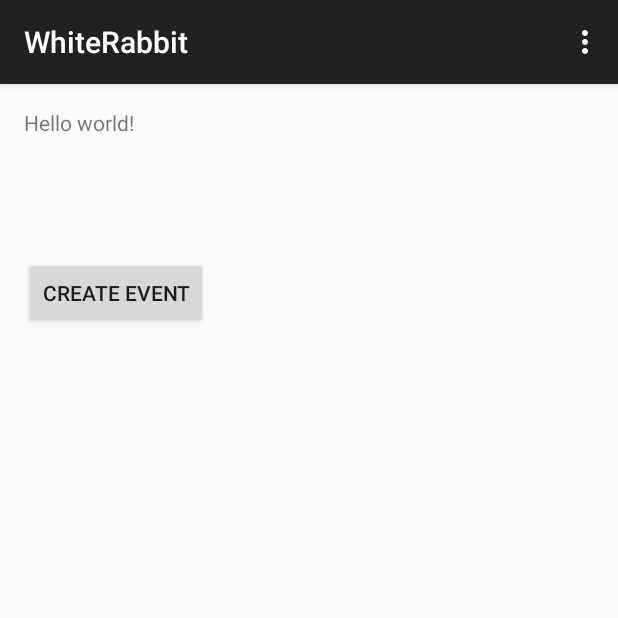
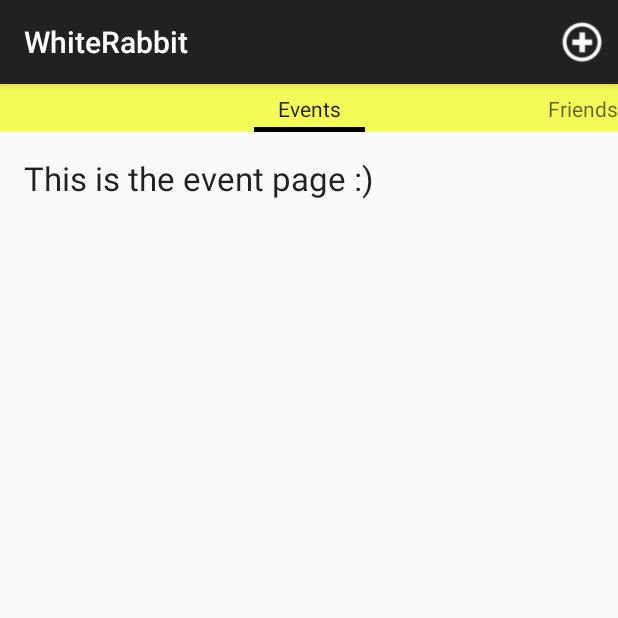
Before and after one commit to jak060/WhiteRabbit, an Android app: the screen it shows after launch (MainActivity), on a phone screen of 412 x 824 dp, the top half of it. Run offline under Robolectric (Android 15) with nearby library versions, the light colour scheme and no system bars.

Commit message:
Finished with swipe views and plus button on the top right corner to create events (v0.2)

```diff
--- a/app/src/main/AndroidManifest.xml
+++ b/app/src/main/AndroidManifest.xml
@@ -37,7 +37,7 @@
         </activity>
 
         <activity
-            android:name=".CreateEvent"
+            android:name=".CreateEventActivity"
             android:label="@string/app_name" >
             <intent-filter>
                 <action android:name="com.example.whiterabbit.CREATE_EVENT" />
@@ -47,7 +47,7 @@
         </activity>
 
         <activity
-            android:name=".ActivityMap"
+            android:name=".MapActivity"
             android:label="@string/app_name" >
             <intent-filter>
                 <action android:name="com.example.whiterabbit.ACTIVITY_MAP" />
--- /dev/null
+++ b/app/src/main/java/com/example/whiterabbit/ContactListFragment.java
@@ -0,0 +1,42 @@
+package com.example.whiterabbit;
+
+
+import android.content.Intent;
+import android.os.Bundle;
+import android.support.v4.app.Fragment;
+import android.view.LayoutInflater;
+import android.view.View;
+import android.view.ViewGroup;
+import android.widget.Button;
+
+public class ContactListFragment extends Fragment {
+    private String title;
+    private int pageNum;
+
+    public static ContactListFragment newInstance(String title, int pageNum) {
+
+        ContactListFragment contactListFragment = new ContactListFragment();
+
+        Bundle bundle = new Bundle();
+        bundle.putInt("pageNumber", pageNum);
+        bundle.putString("pageTitle", title);
+
+        contactListFragment.setArguments(bundle);
+        return contactListFragment;
+    }
+
+    @Override
+    public void onCreate(Bundle savedInstanceState) {
+        super.onCreate(savedInstanceState);
+        pageNum = getArguments().getInt("pageNumber", 1);
+        title = getArguments().getString("pageTitle");
+
+    }
+
+    @Override
+    public View onCreateView(LayoutInflater inflater, ViewGroup viewGroup, Bundle savedInstanceState) {
+        View view = inflater.inflate(R.layout.activity_contact_list, viewGroup, false);
+
+        return view;
+    }
+}
--- /dev/null
+++ b/app/src/main/java/com/example/whiterabbit/EventFragment.java
@@ -0,0 +1,42 @@
+package com.example.whiterabbit;
+
+
+import android.content.Intent;
+import android.os.Bundle;
+import android.support.v4.app.Fragment;
+import android.view.LayoutInflater;
+import android.view.View;
+import android.view.ViewGroup;
+import android.widget.Button;
+
+public class EventFragment extends Fragment {
+    private String title;
+    private int pageNum;
+
+    public static EventFragment newInstance(String title, int pageNum) {
+
+        EventFragment eventFragment = new EventFragment();
+
+        Bundle bundle = new Bundle();
+        bundle.putInt("pageNumber", pageNum);
+        bundle.putString("pageTitle", title);
+
+        eventFragment.setArguments(bundle);
+        return eventFragment;
+    }
+
+    @Override
+    public void onCreate(Bundle savedInstanceState) {
+        super.onCreate(savedInstanceState);
+        pageNum = getArguments().getInt("pageNumber", 0);
+        title = getArguments().getString("pageTitle");
+
+    }
+
+    @Override
+    public View onCreateView(LayoutInflater inflater, ViewGroup viewGroup, Bundle savedInstanceState) {
+        View view = inflater.inflate(R.layout.activity_main, viewGroup, false);
+
+        return view;
+    }
+}
--- /dev/null
+++ b/app/src/main/java/com/example/whiterabbit/FragmentPageAdapter.java
@@ -0,0 +1,46 @@
+package com.example.whiterabbit;
+
+import android.support.v4.app.FragmentManager;
+import android.support.v4.app.Fragment;
+import android.support.v4.app.FragmentPagerAdapter;
+
+public class FragmentPageAdapter extends FragmentPagerAdapter{
+    public FragmentPageAdapter(FragmentManager fragmentManager) {
+        super(fragmentManager);
+    }
+
+    @Override
+    public Fragment getItem(int position) {
+        switch(position) {
+            case 0:
+                return EventFragment.newInstance("Page # 1", 0);
+            case 1:
+                return ContactListFragment.newInstance("Page # 2", 1);
+            case 2:
+                return InviteFragment.newInstance("Page # 3", 2);
+            default:
+                break;
+        }
+
+        return null;
+    }
+
+    @Override
+    public int getCount() {
+        return 3;
+    }
+
+    // Returns the page title for the top indicator
+    @Override
+    public CharSequence getPageTitle(int position) {
+        switch(position) {
+            case 0:
+                return "Events";
+            case 1:
+                return "Friends";
+            case 2:
+                return "Invite";
+        }
+        return "";
+    }
+}
--- a/app/src/main/java/com/example/whiterabbit/MainActivity.java
+++ b/app/src/main/java/com/example/whiterabbit/MainActivity.java
@@ -2,30 +2,28 @@ package com.example.whiterabbit;
 
 import android.content.Intent;
 import android.os.Bundle;
+import android.support.v4.app.FragmentActivity;
+import android.support.v4.view.ViewPager;
 import android.support.v7.app.AppCompatActivity;
 import android.view.Menu;
 import android.view.MenuItem;
 import android.view.View;
 import android.widget.Button;
 
+public class MainActivity extends AppCompatActivity {
 
-public class MainActivity extends AppCompatActivity {
+    FragmentPageAdapter fragmentPageAdapter;
+    ViewPager viewPager;
 
     @Override
     protected void onCreate(Bundle savedInstanceState) {
         super.onCreate(savedInstanceState);
-        setContentView(R.layout.activity_main);
+        setContentView(R.layout.activity_fragment_container);
 
-        Button createEventBtn = (Button) findViewById(R.id.createEventButton);
+        viewPager = (ViewPager) findViewById(R.id.pager);
+        fragmentPageAdapter= new FragmentPageAdapter(getSupportFragmentManager());
+        viewPager.setAdapter(fragmentPageAdapter);
 
-        // When user clicks "Create Event" button, start that event
-        createEventBtn.setOnClickListener(new View.OnClickListener() {
-            @Override
-            public void onClick(View view) {
-                Intent intent = new Intent(getApplicationContext(), CreateEvent.class);
-                startActivity(intent);
-            }
-        });
     }
 
     @Override
@@ -44,6 +42,8 @@ public class MainActivity extends AppCompatActivity {
 
         //noinspection SimplifiableIfStatement
         if (id == R.id.action_settings) {
+            Intent intent = new Intent(getApplicationContext(), CreateEventActivity.class);
+            startActivity(intent);
             return true;
         }
 
--- /dev/null
+++ b/app/src/main/res/layout/activity_fragment_container.xml
@@ -0,0 +1,22 @@
+<?xml version="1.0" encoding="utf-8"?>
+<LinearLayout xmlns:android="http://schemas.android.com/apk/res/android"
+    android:layout_width="match_parent"
+    android:layout_height="match_parent"
+    android:orientation="vertical">
+
+    <android.support.v4.view.ViewPager
+        android:id="@+id/pager"
+        android:layout_width="match_parent"
+        android:layout_height="wrap_content">
+
+        <android.support.v4.view.PagerTabStrip
+            android:id="@+id/pager_header"
+            android:layout_width="match_parent"
+            android:layout_height="wrap_content"
+            android:background="#F4FA58"
+            android:layout_gravity="top"
+            android:paddingBottom="4dp"
+            android:paddingTop="4dp" />
+
+    </android.support.v4.view.ViewPager>
+</LinearLayout>
--- a/app/src/main/res/layout/activity_main.xml
+++ b/app/src/main/res/layout/activity_main.xml
@@ -3,21 +3,14 @@
     android:layout_height="match_parent" android:paddingLeft="@dimen/activity_horizontal_margin"
     android:paddingRight="@dimen/activity_horizontal_margin"
     android:paddingTop="@dimen/activity_vertical_margin"
-    android:paddingBottom="@dimen/activity_vertical_margin" tools:context=".MainActivity">
+    android:paddingBottom="@dimen/activity_vertical_margin"
+    tools:context=".MainActivity">
 
     <TextView
-        android:text="@string/hello_world"
         android:layout_width="wrap_content"
         android:layout_height="wrap_content"
+        android:textAppearance="?android:attr/textAppearanceLarge"
+        android:text="This is the event page :)"
         android:id="@+id/textView" />
 
-    <Button
-        android:layout_width="wrap_content"
-        android:layout_height="wrap_content"
-        android:text="Create Event"
-        android:id="@+id/createEventButton"
-        android:layout_below="@+id/textView"
-        android:layout_alignParentStart="true"
-        android:layout_marginTop="80dp" />
-
 </RelativeLayout>
--- a/app/src/main/res/menu/menu_main.xml
+++ b/app/src/main/res/menu/menu_main.xml
@@ -1,6 +1,9 @@
 <menu xmlns:android="http://schemas.android.com/apk/res/android"
     xmlns:app="http://schemas.android.com/apk/res-auto"
     xmlns:tools="http://schemas.android.com/tools" tools:context=".MainActivity">
-    <item android:id="@+id/action_settings" android:title="@string/action_settings"
-        android:orderInCategory="100" app:showAsAction="never" />
+    <item android:id="@+id/action_settings"
+        android:title="@string/action_settings"
+        android:orderInCategory="100"
+        android:icon="@mipmap/plus_btn"
+        app:showAsAction="always" />
 </menu>
```
Also changed, not shown: app/src/main/java/com/example/whiterabbit/CreateEventActivity.java (renamed from app/src/main/java/com/example/whiterabbit/CreateEvent.java, +5 -4 lines), app/src/main/java/com/example/whiterabbit/InviteFragment.java (added, +42 -0 lines), app/src/main/java/com/example/whiterabbit/MapActivity.java (renamed from app/src/main/java/com/example/whiterabbit/ActivityMap.java, +29 -11 lines), app/src/main/res/layout/activity_contact_list.xml (added, +11 -0 lines), app/src/main/res/layout/activity_invite.xml (added, +11 -0 lines), app/src/main/res/mipmap-mdpi/plus_btn.png (added).
